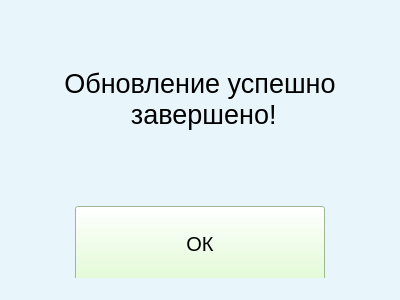
First picture: the form in qt/update_successful.ui, repository andrei-229/valanter_app, before the edit.
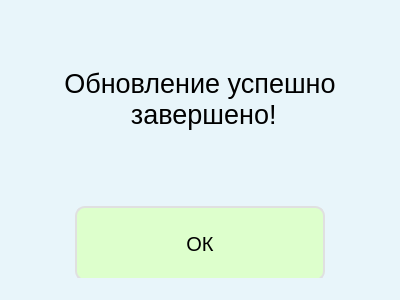
Second picture: the form after the edit.

Patch:
```diff
--- a/qt/update_successful.ui
+++ b/qt/update_successful.ui
@@ -87,11 +87,15 @@
         <property name="styleSheet">
          <string notr="true">QPushButton{
 background-color: rgb(221, 255, 204);
+border: 2px solid #E0E0E0;
+border-radius: 10px;
 }
 QPushButton:hover{
 background-color: rgb(201, 255, 128);
 }
-
+QPushButton:pressed{
+border: 2px solid #404040;
+}
 </string>
         </property>
         <property name="text">
```
Left out of the diff: 1 changed line with no effect on the pictures.
